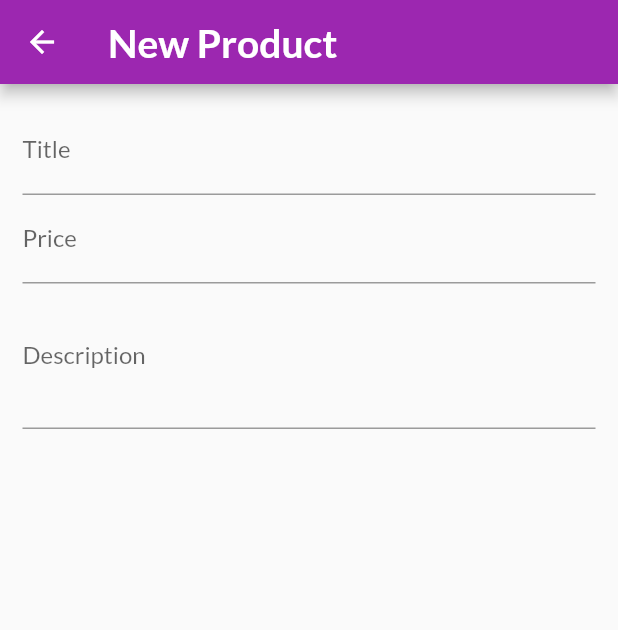
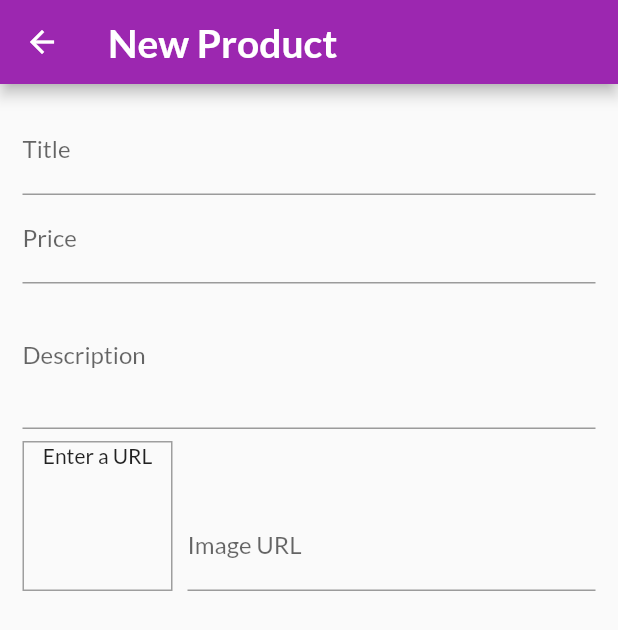
Before and after one commit to kpirabaharan/Flutter, a Flutter app: the EditProductScreen screen opened by its route, on a phone screen of 412 x 824 dp. Shown: the top 630 px of the screen. Run offline on Flutter 3.47's test engine with Material 2 defaults, Android fonts, the phone set to English and light mode, and no system bars; network calls fail.

Commit message:
Section 9: Added Image URL and Preview
Signed-off-by: Keeshigan Pirabaharan <kpirabaharan3@gmail.com>

```diff
--- a/section_8_shop_app/lib/screens/edit_product_screen.dart
+++ b/section_8_shop_app/lib/screens/edit_product_screen.dart
@@ -11,11 +11,13 @@ class EditProductScreen extends StatefulWidget {
 class _EditProductScreenState extends State<EditProductScreen> {
   final _priceFocusNode = FocusNode();
   final _descriptionFocusNode = FocusNode();
+  final _imageURLController = TextEditingController();
 
   @override
   void dispose() {
     _priceFocusNode.dispose();
     _descriptionFocusNode.dispose();
+    _imageURLController.dispose();
     super.dispose();
   }
 
@@ -50,6 +52,46 @@ class _EditProductScreenState extends State<EditProductScreen> {
                 keyboardType: TextInputType.multiline,
                 focusNode: _descriptionFocusNode,
               ),
+              Row(
+                crossAxisAlignment: CrossAxisAlignment.end,
+                children: [
+                  Container(
+                    width: 100,
+                    height: 100,
+                    margin: EdgeInsets.only(top: 8, right: 10),
+                    decoration: BoxDecoration(
+                      border: Border.all(
+                        width: 1,
+                        color: Colors.grey,
+                      ),
+                    ),
+                    child: Container(
+                      child: _imageURLController.text.isEmpty
+                          ? Text(
+                              'Enter a URL',
+                              textAlign: TextAlign.center,
+                            )
+                          : FittedBox(
+                              child: Image.network(
+                                _imageURLController.text,
+                                fit: BoxFit.cover,
+                              ),
+                            ),
+                    ),
+                  ),
+                  Expanded(
+                    child: TextFormField(
+                      decoration: InputDecoration(labelText: 'Image URL'),
+                      keyboardType: TextInputType.url,
+                      textInputAction: TextInputAction.done,
+                      controller: _imageURLController,
+                      onChanged: (value) {
+                        setState(() {});
+                      },
+                    ),
+                  )
+                ],
+              ),
             ],
           ),
         ),
```
